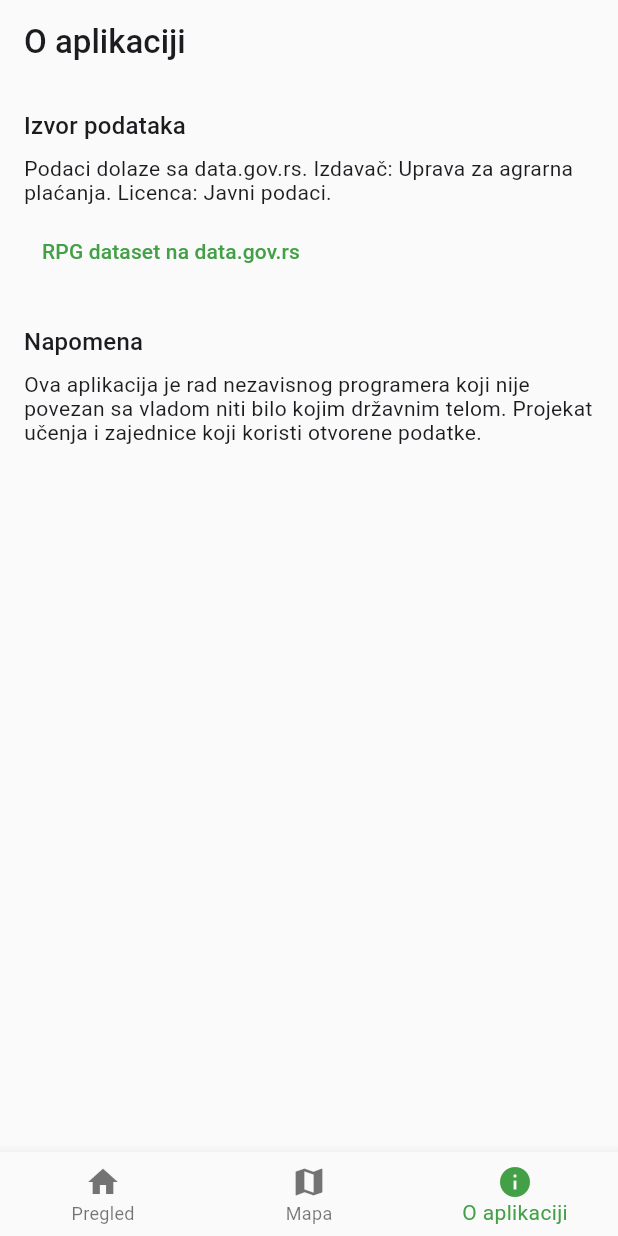
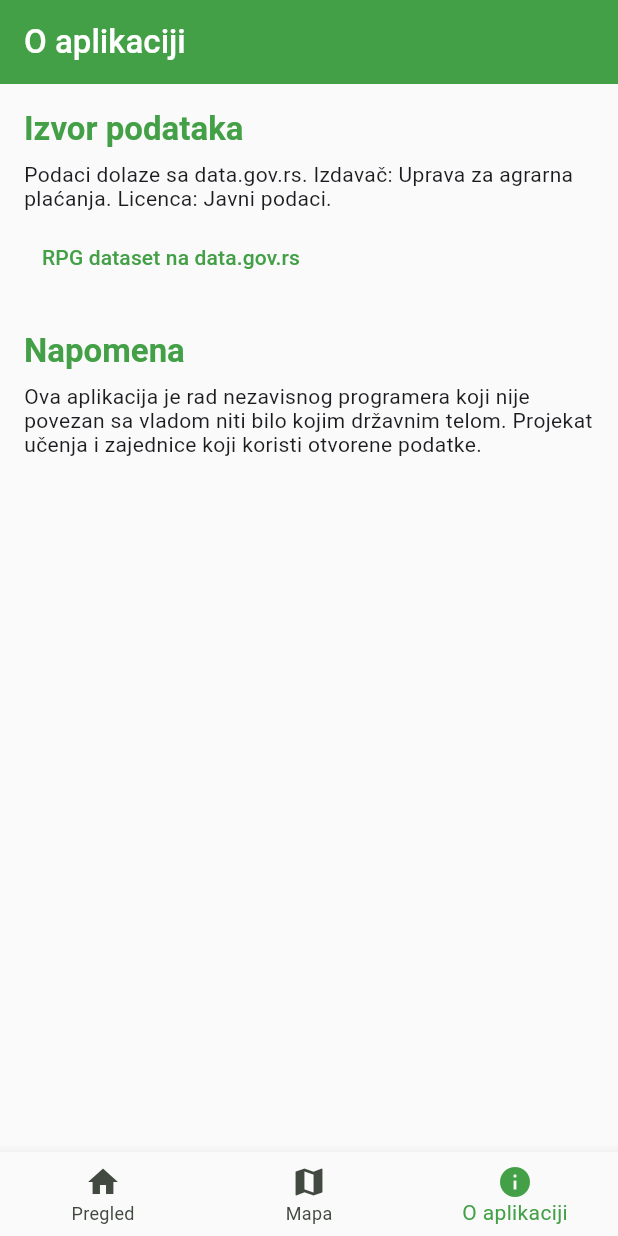
Before and after one commit to rus89/rpg, a Flutter app: the screen it shows after launch, item 3 of the bottom bar chosen, on a phone screen of 412 x 824 dp. Run offline on Flutter 3.47's test engine with Material 3 defaults, Android fonts, the phone set to English and light mode, and no system bars; our stand-ins replace drift, drift_flutter, fl_chart, flutter_riverpod, go_router; missing offline and left inert: enough_convert; accounts and stored records are empty; generated files the repository leaves out were written again; network calls fail.

Commit message:
Theme: app bar and bottom nav (primary/onPrimary, selected/unselected)
Made-with: Cursor

```diff
--- a/lib/app/theme.dart
+++ b/lib/app/theme.dart
@@ -70,6 +70,14 @@ ThemeData get appTheme {
       centerTitle: false,
       elevation: 0,
       scrolledUnderElevation: 1,
+      backgroundColor: colorScheme.primary,
+      foregroundColor: colorScheme.onPrimary,
+      iconTheme: IconThemeData(color: colorScheme.onPrimary),
+      titleTextStyle: textTheme.titleLarge?.copyWith(color: colorScheme.onPrimary),
+    ),
+    bottomNavigationBarTheme: BottomNavigationBarThemeData(
+      selectedItemColor: colorScheme.primary,
+      unselectedItemColor: colorScheme.onSurfaceVariant,
     ),
     listTileTheme: ListTileThemeData(
       contentPadding: const EdgeInsets.symmetric(horizontal: 16, vertical: 8),
@@ -146,6 +154,14 @@ ThemeData get appDarkTheme {
       centerTitle: false,
       elevation: 0,
       scrolledUnderElevation: 1,
+      backgroundColor: colorScheme.primary,
+      foregroundColor: colorScheme.onPrimary,
+      iconTheme: IconThemeData(color: colorScheme.onPrimary),
+      titleTextStyle: textTheme.titleLarge?.copyWith(color: colorScheme.onPrimary),
+    ),
+    bottomNavigationBarTheme: BottomNavigationBarThemeData(
+      selectedItemColor: colorScheme.primary,
+      unselectedItemColor: colorScheme.onSurfaceVariant,
     ),
     listTileTheme: ListTileThemeData(
       contentPadding: const EdgeInsets.symmetric(horizontal: 16, vertical: 8),
--- a/lib/widgets/section_header.dart
+++ b/lib/widgets/section_header.dart
@@ -11,11 +11,15 @@ class SectionHeader extends StatelessWidget {
 
   @override
   Widget build(BuildContext context) {
+    final theme = Theme.of(context);
     return Padding(
       padding: const EdgeInsets.only(bottom: 8),
       child: Text(
         title,
-        style: Theme.of(context).textTheme.titleMedium,
+        style: theme.textTheme.titleLarge?.copyWith(
+          color: theme.colorScheme.primary,
+          fontWeight: FontWeight.w600,
+        ),
       ),
     );
   }
```
